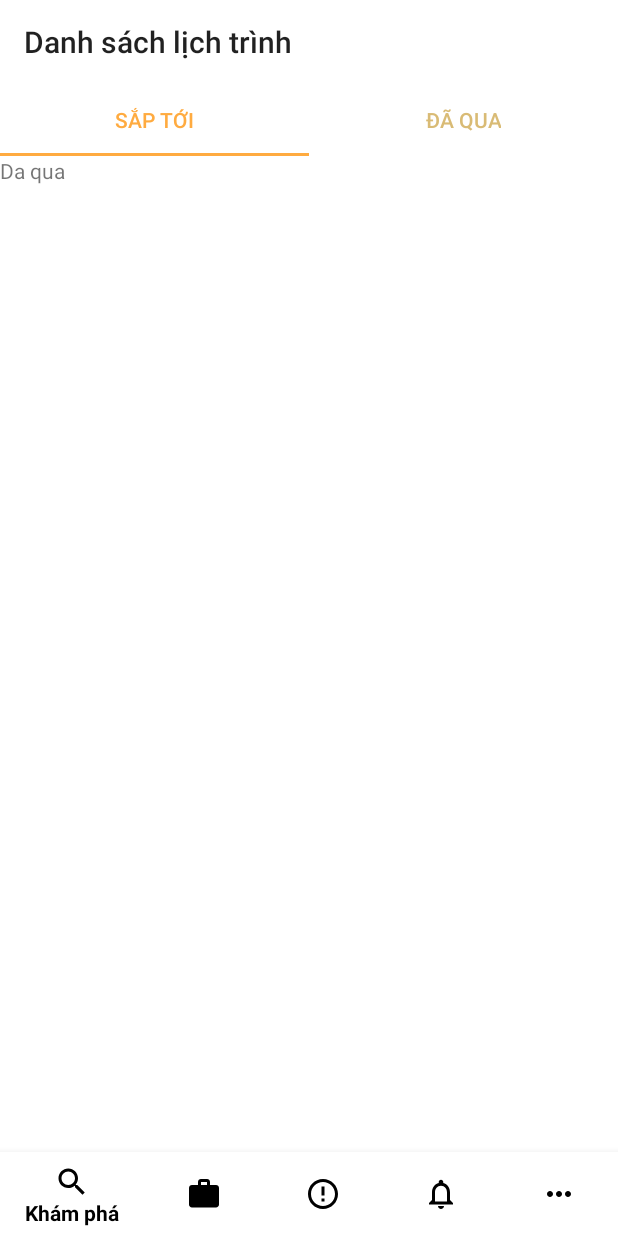
After one commit to thinh2zalo/TripMe, an Android app: the fragment TripsFragment placed in its activity, on a phone screen of 412 x 824 dp. The commit adds this screen. Run offline under Robolectric (Android 15) with nearby library versions, the phone set to English and light mode, and no system bars; our stand-ins replace ButterKnife.

Commit message:
reconstruct page

```diff
--- a/app/src/main/AndroidManifest.xml
+++ b/app/src/main/AndroidManifest.xml
@@ -9,8 +9,7 @@
         android:roundIcon="@mipmap/ic_launcher_round"
         android:supportsRtl="true"
         android:theme="@style/AppTheme">
-        <activity android:name=".MainActivity"></activity>
-        <activity android:name=".TripListActivity">
+        <activity android:name=".MainActivity">
             <intent-filter>
                 <action android:name="android.intent.action.MAIN" />
 
--- /dev/null
+++ b/app/src/main/java/com/hoaithi/tripme/DiscoverFragment.java
@@ -0,0 +1,31 @@
+package com.hoaithi.tripme;
+
+
+import android.os.Bundle;
+
+import androidx.fragment.app.Fragment;
+
+import android.view.LayoutInflater;
+import android.view.View;
+import android.view.ViewGroup;
+
+
+/**
+ * A simple {@link Fragment} subclass.
+ */
+public class DiscoverFragment extends Fragment {
+
+
+    public DiscoverFragment() {
+        // Required empty public constructor
+    }
+
+
+    @Override
+    public View onCreateView(LayoutInflater inflater, ViewGroup container,
+                             Bundle savedInstanceState) {
+        // Inflate the layout for this fragment
+        return inflater.inflate(R.layout.fragment_discover, container, false);
+    }
+
+}
--- a/app/src/main/java/com/hoaithi/tripme/MainActivity.java
+++ b/app/src/main/java/com/hoaithi/tripme/MainActivity.java
@@ -1,11 +1,15 @@
 package com.hoaithi.tripme;
 
+import androidx.annotation.NonNull;
 import androidx.appcompat.app.AppCompatActivity;
+import androidx.fragment.app.Fragment;
 
 import android.graphics.Color;
 import android.os.Bundle;
+import android.view.MenuItem;
 import android.view.View;
 
+import com.google.android.material.bottomnavigation.BottomNavigationView;
 import com.hoaithi.tripme.util.Util;
 
 import butterknife.BindView;
@@ -23,11 +27,37 @@ public class MainActivity extends AppCompatActivity {
         setContentView(R.layout.activity_main);
         ButterKnife.bind(this);
 
-        // add status bar space
-        mStatusBar.getLayoutParams().height = Util.getStatusHeight(getResources());
-        mStatusBar.requestLayout();
+//        // add status bar space
+//        mStatusBar.getLayoutParams().height = Util.getStatusHeight(getResources());
+//        mStatusBar.requestLayout();
+
+
+        BottomNavigationView bottomNavigationView = findViewById(R.id.bn_menu);
+        bottomNavigationView.setOnNavigationItemSelectedListener(navListener);
+        DiscoverFragment discoverFragment = new DiscoverFragment();
+        TripsFragment tripsFragment = new TripsFragment();
+
     }
 
-    @BindView(R.id.status_bar)
-    View mStatusBar;
+    private  BottomNavigationView.OnNavigationItemSelectedListener navListener = new BottomNavigationView.OnNavigationItemSelectedListener() {
+        @Override
+        public boolean onNavigationItemSelected(@NonNull MenuItem item) {
+            Fragment selectedFragment = null;
+
+            switch (item.getItemId())
+            {
+                case R.id.khampha_nav:
+                    selectedFragment = new DiscoverFragment();
+                    break;
+                case R.id.lichtrinh_nav:
+                    selectedFragment = new TripsFragment();
+            }
+
+            getSupportFragmentManager().beginTransaction().replace(R.id.frame, selectedFragment).commit();
+            return true;
+        }
+    };
+
+//    @BindView(R.id.status_bar)
+//    View mStatusBar;
 }
--- /dev/null
+++ b/app/src/main/java/com/hoaithi/tripme/OngoingTripsFragment.java
@@ -0,0 +1,31 @@
+package com.hoaithi.tripme;
+
+
+import android.os.Bundle;
+
+import androidx.fragment.app.Fragment;
+
+import android.view.LayoutInflater;
+import android.view.View;
+import android.view.ViewGroup;
+
+
+/**
+ * A simple {@link Fragment} subclass.
+ */
+public class OngoingTripsFragment extends Fragment {
+
+
+    public OngoingTripsFragment() {
+        // Required empty public constructor
+    }
+
+
+    @Override
+    public View onCreateView(LayoutInflater inflater, ViewGroup container,
+                             Bundle savedInstanceState) {
+        // Inflate the layout for this fragment
+        return inflater.inflate(R.layout.fragment_ongoing_trips, container, false);
+    }
+
+}
--- /dev/null
+++ b/app/src/main/java/com/hoaithi/tripme/PastTripsFragment.java
@@ -0,0 +1,31 @@
+package com.hoaithi.tripme;
+
+
+import android.os.Bundle;
+
+import androidx.fragment.app.Fragment;
+
+import android.view.LayoutInflater;
+import android.view.View;
+import android.view.ViewGroup;
+
+
+/**
+ * A simple {@link Fragment} subclass.
+ */
+public class PastTripsFragment extends Fragment {
+
+
+    public PastTripsFragment() {
+        // Required empty public constructor
+    }
+
+
+    @Override
+    public View onCreateView(LayoutInflater inflater, ViewGroup container,
+                             Bundle savedInstanceState) {
+        // Inflate the layout for this fragment
+        return inflater.inflate(R.layout.fragment_past_trips, container, false);
+    }
+
+}
--- /dev/null
+++ b/app/src/main/java/com/hoaithi/tripme/TabTripsAdapter.java
@@ -0,0 +1,43 @@
+package com.hoaithi.tripme;
+
+import androidx.annotation.NonNull;
+import androidx.annotation.Nullable;
+import androidx.fragment.app.Fragment;
+import androidx.fragment.app.FragmentManager;
+import androidx.fragment.app.FragmentPagerAdapter;
+
+import com.hoaithi.tripme.OngoingTripsFragment;
+import com.hoaithi.tripme.PastTripsFragment;
+
+public class TabTripsAdapter extends FragmentPagerAdapter {
+
+    private String tabNames[] = {"Sắp tới", "Đã qua"};
+    private OngoingTripsFragment ongoingTripsFragment;
+    private PastTripsFragment pastTripsFragment;
+
+    public TabTripsAdapter(@NonNull FragmentManager fm) {
+        super(fm);
+        ongoingTripsFragment = new OngoingTripsFragment();
+        pastTripsFragment = new PastTripsFragment();
+    }
+
+    @NonNull
+    @Override
+    public Fragment getItem(int position) {
+        if (position == 0)
+            return ongoingTripsFragment;
+        else
+            return pastTripsFragment;
+    }
+
+    @Override
+    public int getCount() {
+        return tabNames.length;
+    }
+
+    @Nullable
+    @Override
+    public CharSequence getPageTitle(int position) {
+        return tabNames[position];
+    }
+}
--- /dev/null
+++ b/app/src/main/java/com/hoaithi/tripme/TripsFragment.java
@@ -0,0 +1,37 @@
+package com.hoaithi.tripme;
+
+import android.content.Context;
+import android.net.Uri;
+import android.os.Bundle;
+
+import androidx.fragment.app.Fragment;
+import androidx.viewpager.widget.ViewPager;
+
+import android.view.LayoutInflater;
+import android.view.View;
+import android.view.ViewGroup;
+
+import com.google.android.material.tabs.TabLayout;
+
+
+public class TripsFragment extends Fragment {
+
+    View mRootView;
+    @Override
+    public View onCreateView(LayoutInflater inflater, ViewGroup container,
+                             Bundle savedInstanceState) {
+        // Inflate the layout for this fragment
+        mRootView = inflater.inflate(R.layout.fragment_trips, container, false);
+        initView();
+        return mRootView;
+    }
+
+
+    void initView()
+    {
+        ViewPager vpTrips = mRootView.findViewById(R.id.vp_trips);
+        TabLayout tlTrips = mRootView.findViewById(R.id.tl_trips);
+        vpTrips.setAdapter(new TabTripsAdapter(getFragmentManager()));
+        tlTrips.setupWithViewPager(vpTrips);
+    }
+}
--- a/app/src/main/res/layout/activity_main.xml
+++ b/app/src/main/res/layout/activity_main.xml
@@ -1,69 +1,30 @@
 <?xml version="1.0" encoding="utf-8"?>
-<androidx.constraintlayout.motion.widget.MotionLayout
+<RelativeLayout
     xmlns:android="http://schemas.android.com/apk/res/android"
     xmlns:app="http://schemas.android.com/apk/res-auto"
     xmlns:tools="http://schemas.android.com/tools"
     android:layout_width="match_parent"
     android:layout_height="match_parent"
     tools:context=".MainActivity">
-<ImageView
-    android:id="@+id/wall_image"
-    android:layout_width="0dp"
-    android:layout_height="225dp"
-    app:layout_constraintTop_toTopOf="parent"
-    app:layout_constraintStart_toStartOf="parent"
-    app:layout_constraintEnd_toEndOf="parent"
-    android:src="@drawable/wall"
-    android:scaleType="centerCrop"/>
-    <View
-        android:id="@+id/status_bar"
-        android:layout_width="0dp"
-        android:layout_height="0dp"
-        app:layout_constraintStart_toStartOf="parent"
-        app:layout_constraintEnd_toEndOf="parent"
-        app:layout_constraintTop_toTopOf="parent"/>
-        <View
-            android:id="@+id/search_panel"
-            android:layout_width="match_parent"
-            android:layout_height="45dp"
-            app:layout_constraintTop_toBottomOf="@id/status_bar"
-            app:layout_constraintStart_toStartOf="parent"
-            app:layout_constraintEnd_toEndOf="parent"
-            android:textColor="@color/FlatWhite"
-            android:textStyle="bold"
-            android:textSize="24sp"
-            app:layout_collapseMode="pin"
-            android:gravity="center_vertical"
-            android:layout_marginEnd="24dp"
-            android:layout_marginStart="24dp"
-            android:layout_marginTop="24dp"
-            android:layout_marginBottom="8dp"
-            android:background="@drawable/background_search_panel"/>
-        <ImageView
-            android:id="@+id/search_icon"
-            android:layout_width="40dp"
-            android:layout_height="0dp"
-            app:layout_constraintTop_toTopOf="@id/search_panel"
-            app:layout_constraintBottom_toBottomOf="@id/search_panel"
-            app:layout_constraintStart_toStartOf="@id/search_panel"
-            app:layout_constraintEnd_toStartOf="@id/search_text_view"
-            app:layout_constraintHorizontal_chainStyle="packed"
-            android:src="@drawable/search_thin"
-            android:tint="@android:color/black"
-            android:paddingTop="10dp"
-            android:paddingBottom="10dp"
-            />
-        <TextView
-            android:id="@+id/search_text_view"
-            android:layout_width="wrap_content"
-            android:layout_height="wrap_content"
-            app:layout_constraintTop_toTopOf="@id/search_panel"
-            app:layout_constraintBottom_toBottomOf="@id/search_panel"
-            app:layout_constraintEnd_toEndOf="@id/search_panel"
-            app:layout_constraintStart_toEndOf="@id/search_icon"
-            android:text="@string/search_hint"
-            android:textSize="14sp"
-            android:textColor="@android:color/black"
-            android:textStyle="bold"
-            android:gravity="center"/>
-</androidx.constraintlayout.motion.widget.MotionLayout>
+
+    <FrameLayout
+        android:layout_width="match_parent"
+        android:layout_height="match_parent"
+        android:layout_above="@+id/bn_menu"
+        android:id="@+id/frame"
+        >
+    </FrameLayout>
+
+    <com.google.android.material.bottomnavigation.BottomNavigationView
+        android:id="@+id/bn_menu"
+        android:layout_width="match_parent"
+        android:layout_height="wrap_content"
+        app:menu="@menu/bottom_menu"
+        android:background="?android:attr/windowBackground"
+        android:foreground="?attr/selectableItemBackground"
+        app:itemIconTint="@android:color/black"
+        app:itemTextColor="@android:color/black"
+        android:layout_alignParentBottom="true"
+        ></com.google.android.material.bottomnavigation.BottomNavigationView>
+
+</RelativeLayout>
--- /dev/null
+++ b/app/src/main/res/layout/fragment_ongoing_trips.xml
@@ -0,0 +1,14 @@
+<?xml version="1.0" encoding="utf-8"?>
+<FrameLayout xmlns:android="http://schemas.android.com/apk/res/android"
+    xmlns:tools="http://schemas.android.com/tools"
+    android:layout_width="match_parent"
+    android:layout_height="match_parent"
+    tools:context=".OngoingTripsFragment">
+
+    <!-- TODO: Update blank fragment layout -->
+    <TextView
+        android:layout_width="match_parent"
+        android:layout_height="match_parent"
+        android:text="Da qua" />
+
+</FrameLayout>
--- /dev/null
+++ b/app/src/main/res/layout/fragment_trips.xml
@@ -0,0 +1,41 @@
+<?xml version="1.0" encoding="utf-8"?>
+<LinearLayout xmlns:android="http://schemas.android.com/apk/res/android"
+    xmlns:tools="http://schemas.android.com/tools"
+    android:layout_width="match_parent"
+    android:layout_height="match_parent"
+    xmlns:app="http://schemas.android.com/apk/res-auto"
+    tools:context=".TripsFragment"
+    android:orientation="vertical">
+    <androidx.appcompat.widget.Toolbar
+        android:layout_width="match_parent"
+        android:layout_height="wrap_content"
+        app:title="Danh sách lịch trình">
+    </androidx.appcompat.widget.Toolbar>
+
+    <com.google.android.material.tabs.TabLayout
+        android:id="@+id/tl_trips"
+        android:layout_width="match_parent"
+        android:layout_height="wrap_content"
+        app:tabTextColor="@color/TabTextColor"
+        app:tabSelectedTextColor="@color/TabSelectedColor"
+        app:tabIndicatorColor="@color/TabSelectedColor"
+        app:tabMode="fixed"
+        >
+    </com.google.android.material.tabs.TabLayout>
+
+    <androidx.viewpager.widget.ViewPager
+        android:id="@+id/vp_trips"
+        android:layout_width="match_parent"
+        android:layout_height="wrap_content">
+    </androidx.viewpager.widget.ViewPager>
+
+<!--    <androidx.appcompat.widget.SearchView-->
+<!--        android:layout_width="match_parent"-->
+<!--        android:layout_height="wrap_content">-->
+<!--    </androidx.appcompat.widget.SearchView>-->
+
+<!--    <ListView-->
+<!--        android:layout_width="match_parent"-->
+<!--        android:layout_height="wrap_content">-->
+<!--    </ListView>-->
+</LinearLayout>
--- a/app/src/main/res/values/colors.xml
+++ b/app/src/main/res/values/colors.xml
@@ -4,7 +4,7 @@
     <color name= "SurfaceColor">#FFCC00</color>
     <color name="BackwardColorHeavy">#B0000000</color>
     <color name="backward_color">#DD000000</color>
-    <color name="colorPrimary">#3F51B5</color>
+    <color name="colorPrimary">#FFAB40</color>
     <color name="colorPrimaryDark">#303F9F</color>
     <color name="colorAccent">#FF4081</color>
     <color name = "Gray">#22000000</color>
@@ -44,4 +44,6 @@
     <color name="DarkerColorL3">#161218</color>
     <color name="GradientRed">#ff1361</color>
     <color name="DribbleBlue">#3C245C</color>
+    <color name="TabTextColor">#D9BB75</color>
+    <color name="TabSelectedColor">#FFAB40</color>
 </resources>
--- a/app/src/main/res/values/strings.xml
+++ b/app/src/main/res/values/strings.xml
@@ -1,4 +1,7 @@
 <resources>
     <string name="app_name">TripMe</string>
     <string name="search_hint">Tìm điểm đến</string>
+
+    <!-- TODO: Remove or change this placeholder text -->
+    <string name="hello_blank_fragment">Hello blank fragment</string>
 </resources>
```
Also changed, not shown: app/src/main/java/com/hoaithi/tripme/TripListActivity.java (deleted, +0 -14 lines), app/src/main/res/layout/fragment_discover.xml (added, +71 -0 lines), app/src/main/res/layout/fragment_past_trips.xml (added, +14 -0 lines).
